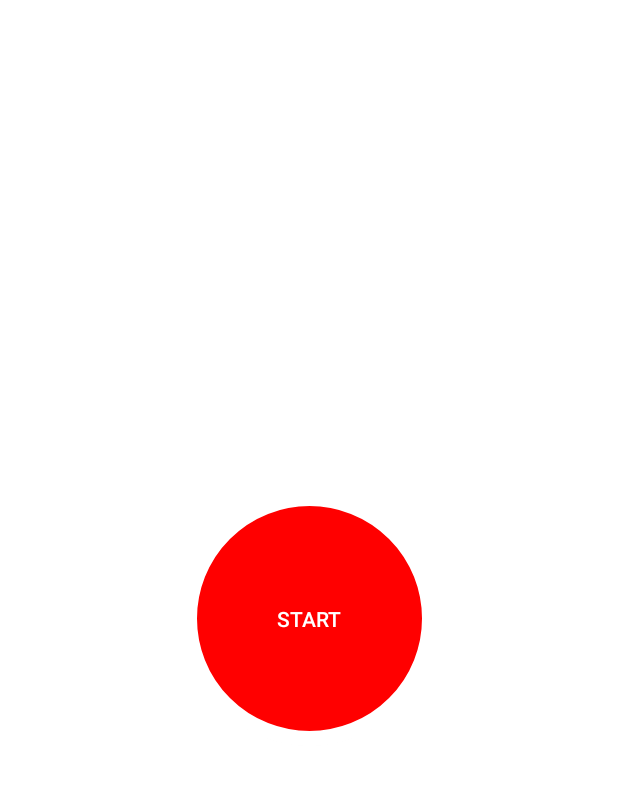
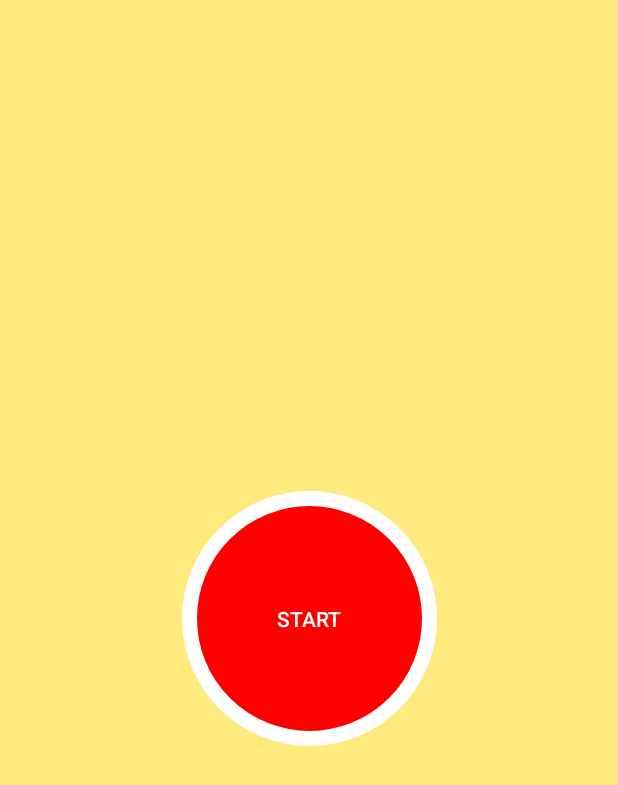
Before and after one commit to JangWoojun/Click_Game, an Android app: the screen it shows after launch (MainActivity), on a phone screen of 412 x 824 dp. Shown: the top 785 px of the screen. Run offline under Robolectric (Android 15) with nearby library versions, the phone set to English and light mode, and no system bars; Roboto replaces fonts that are not available here.

Commit message:
디자인 완성

```diff
--- a/app/src/main/res/layout/activity_main.xml
+++ b/app/src/main/res/layout/activity_main.xml
@@ -4,10 +4,12 @@
     xmlns:tools="http://schemas.android.com/tools"
     android:layout_width="match_parent"
     android:layout_height="match_parent"
-    tools:context=".MainActivity">
+    tools:context=".MainActivity"
+    android:background="#FFEA7D">
 
 
     <androidx.appcompat.widget.AppCompatButton
+        android:id="@+id/startBtn"
         android:background="@drawable/radius"
         android:layout_width="170dp"
         android:layout_height="170dp"
```
